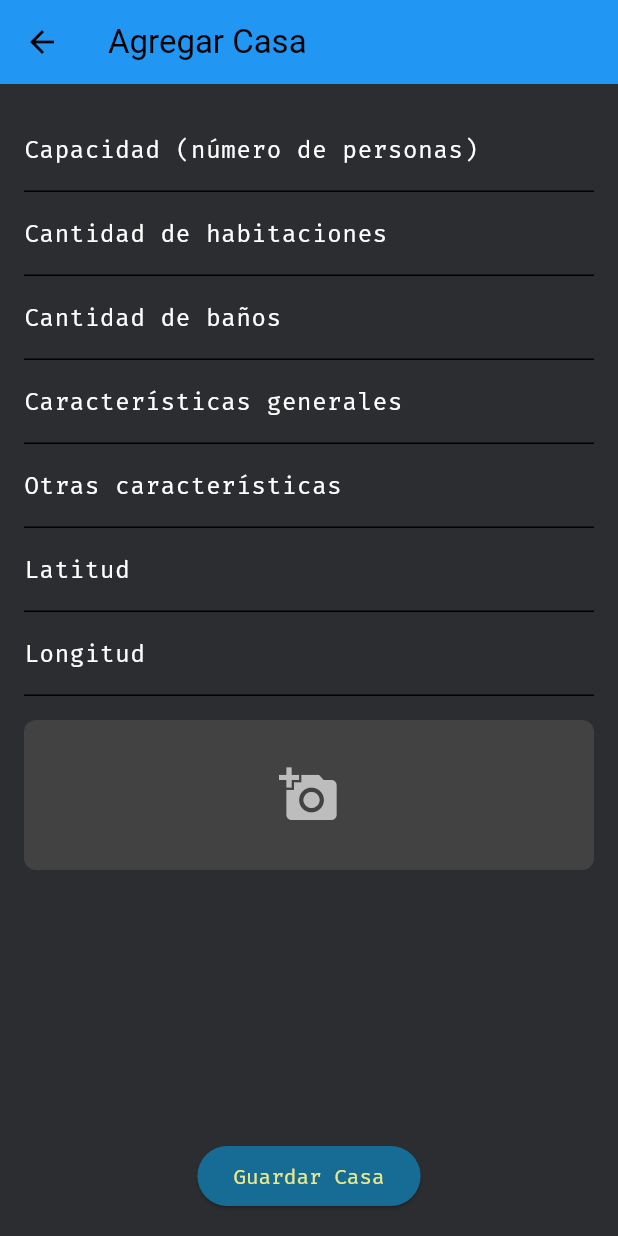
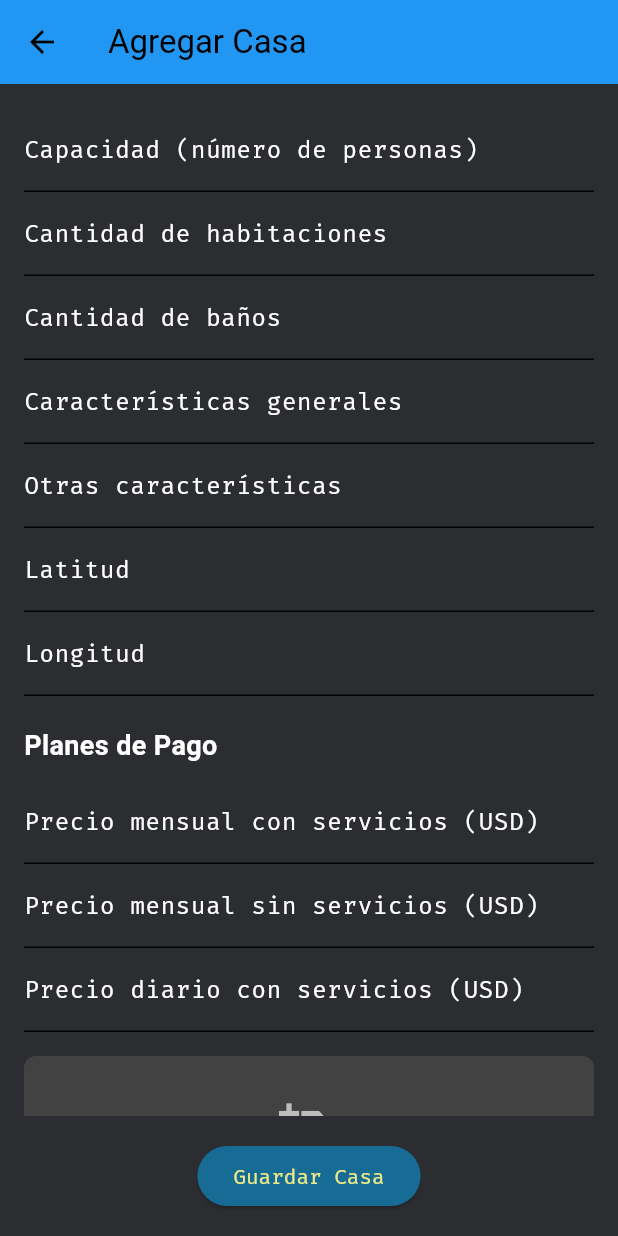
Before and after one commit to diabloget/IntelliHome, a Flutter app: the HouseReg screen opened directly, on a phone screen of 412 x 824 dp. Run offline on Flutter 3.47's test engine with Material 3 defaults, Android fonts, the phone set to English and light mode, and no system bars; our stand-ins replace image_picker, shared_preferences; missing offline and left inert: mailer; accounts and stored records are empty.

Commit message:
add payment fields

```diff
--- a/lib/views/house_register_view.dart
+++ b/lib/views/house_register_view.dart
@@ -1,8 +1,21 @@
 import 'dart:convert';
 import 'dart:io';
 import 'package:flutter/material.dart';
-import 'package:path_provider/path_provider.dart'; // Para obtener el directorio local
-import 'package:image_picker/image_picker.dart'; // Para seleccionar imágenes
+import 'package:path_provider/path_provider.dart';
+import 'package:image_picker/image_picker.dart';
+
+// Creamos una clase para representar un plan de pago
+class PaymentPlan {
+  final String name;
+  double price;
+
+  PaymentPlan({required this.name, this.price = 0.0});
+
+  Map<String, dynamic> toJson() => {
+        'name': name,
+        'price': price,
+      };
+}
 
 class HouseReg extends StatefulWidget {
   @override
@@ -12,7 +25,7 @@ class HouseReg extends StatefulWidget {
 class _HouseRegState extends State<HouseReg> {
   final _formKey = GlobalKey<FormState>();
 
-  // Controladores para los campos del formulario
+  // Controladores existentes
   TextEditingController capacidadController = TextEditingController();
   TextEditingController habitacionesController = TextEditingController();
   TextEditingController banosController = TextEditingController();
@@ -22,36 +35,45 @@ class _HouseRegState extends State<HouseReg> {
   TextEditingController latitudController = TextEditingController();
   TextEditingController longitudController = TextEditingController();
 
-  // Lista para las fotos seleccionadas
+  // Nuevos controladores para los planes de pago
+  TextEditingController mensualConServiciosController = TextEditingController();
+  TextEditingController mensualSinServiciosController = TextEditingController();
+  TextEditingController diarioConServiciosController = TextEditingController();
+
   List<String> fotos = [];
+  bool showPhotoError = false;
+  final ImagePicker _picker = ImagePicker();
 
-  // Variable para manejar la validación de las fotos
-  bool showPhotoError = false;
+  // Lista de planes de pago predefinidos
+  late List<PaymentPlan> paymentPlans;
 
-  // Función para seleccionar fotos
-  final ImagePicker _picker = ImagePicker();
+  @override
+  void initState() {
+    super.initState();
+    paymentPlans = [
+      PaymentPlan(name: "Cuota mensual con servicios básicos"),
+      PaymentPlan(name: "Cuota mensual sin servicios básicos"),
+      PaymentPlan(name: "Cuota diaria con servicios básicos"),
+    ];
+  }
 
   Future<void> _pickImage() async {
     final pickedFile = await _picker.pickImage(source: ImageSource.gallery);
     if (pickedFile != null) {
       setState(() {
         fotos.add(pickedFile.path);
-        showPhotoError =
-            false; // Resetear el mensaje de error al agregar una imagen
+        showPhotoError = false;
       });
     }
   }
 
-  // Función para eliminar una foto de la lista
   void _removeImage(String path) {
     setState(() {
       fotos.remove(path);
     });
   }
 
-  // Función para guardar la casa en un archivo JSON
   Future<void> _saveHouse() async {
-    // Verificar si hay al menos 3 fotos
     if (fotos.length < 3) {
       setState(() {
         showPhotoError = true;
@@ -59,7 +81,11 @@ class _HouseRegState extends State<HouseReg> {
       return;
     }
 
-    // Crear la casa con los datos ingresados
+    // Actualizar los precios de los planes
+    paymentPlans[0].price = double.parse(mensualConServiciosController.text);
+    paymentPlans[1].price = double.parse(mensualSinServiciosController.text);
+    paymentPlans[2].price = double.parse(diarioConServiciosController.text);
+
     Map<String, dynamic> newHouse = {
       "capacidad": int.parse(capacidadController.text),
       "habitaciones": int.parse(habitacionesController.text),
@@ -69,44 +95,45 @@ class _HouseRegState extends State<HouseReg> {
       "latitud": double.parse(latitudController.text),
       "longitud": double.parse(longitudController.text),
       "fotos": fotos,
-      "disponible": true, // Por defecto en verdadero
-      "dispositivos": [], // Lista vacía de dispositivos
-      "comentarios": "", // Cadena vacía
-      "historial": [], // Lista vacía
+      "disponible": true,
+      "dispositivos": [],
+      "comentarios": "",
+      "historial": [],
       "reservaciones": [],
+      "planes": paymentPlans.map((plan) => plan.toJson()).toList(),
     };
 
-    // Obtener el directorio local y crear el archivo si no existe
     final directory = await getApplicationDocumentsDirectory();
     final filePath = '${directory.path}/casas.json';
     File file = File(filePath);
 
     List<dynamic> casas = [];
-
     if (await file.exists()) {
       String content = await file.readAsString();
       casas = jsonDecode(content);
     }
 
-    // Agregar la nueva casa a la lista de casas
     casas.add(newHouse);
-
-    // Guardar la lista de casas en el archivo
     await file.writeAsString(jsonEncode(casas));
 
-    // Mostrar un mensaje de éxito
     ScaffoldMessenger.of(context)
         .showSnackBar(SnackBar(content: Text('Casa guardada con éxito')));
 
-    // Limpiar el formulario después de guardar
     _formKey.currentState!.reset();
-    capacidadController.clear();
-    habitacionesController.clear();
-    banosController.clear();
-    caracteristicasController.clear();
-    otrasCaracteristicasController.clear();
-    latitudController.clear();
-    longitudController.clear();
+    // Limpiar todos los controladores...
+    [
+      capacidadController,
+      habitacionesController,
+      banosController,
+      caracteristicasController,
+      otrasCaracteristicasController,
+      latitudController,
+      longitudController,
+      mensualConServiciosController,
+      mensualSinServiciosController,
+      diarioConServiciosController,
+    ].forEach((controller) => controller.clear());
+
     setState(() {
       fotos.clear();
     });
@@ -117,7 +144,7 @@ class _HouseRegState extends State<HouseReg> {
     return Scaffold(
       appBar: AppBar(
         title: const Text("Agregar Casa"),
-        backgroundColor: Colors.blue, // Fondo oscuro
+        backgroundColor: Colors.blue,
       ),
       body: Form(
         key: _formKey,
@@ -233,6 +260,66 @@ class _HouseRegState extends State<HouseReg> {
                       return null;
                     },
                   ),
+                  SizedBox(height: 20),
+                  Text(
+                    "Planes de Pago",
+                    style: TextStyle(
+                        color: Colors.white,
+                        fontSize: 18,
+                        fontWeight: FontWeight.bold),
+                  ),
+                  SizedBox(height: 10),
+
+                  TextFormField(
+                    controller: mensualConServiciosController,
+                    decoration: InputDecoration(
+                      labelText: "Precio mensual con servicios (USD)",
+                      labelStyle: TextStyle(color: Colors.white),
+                    ),
+                    style: TextStyle(color: Colors.white),
+                    keyboardType:
+                        TextInputType.numberWithOptions(decimal: true),
+                    validator: (value) {
+                      if (value!.isEmpty) {
+                        return "Por favor ingrese el precio mensual con servicios";
+                      }
+                      return null;
+                    },
+                  ),
+
+                  TextFormField(
+                    controller: mensualSinServiciosController,
+                    decoration: InputDecoration(
+                      labelText: "Precio mensual sin servicios (USD)",
+                      labelStyle: TextStyle(color: Colors.white),
+                    ),
+                    style: TextStyle(color: Colors.white),
+                    keyboardType:
+                        TextInputType.numberWithOptions(decimal: true),
+                    validator: (value) {
+                      if (value!.isEmpty) {
+                        return "Por favor ingrese el precio mensual sin servicios";
+                      }
+                      return null;
+                    },
+                  ),
+
+                  TextFormField(
+                    controller: diarioConServiciosController,
+                    decoration: InputDecoration(
+                      labelText: "Precio diario con servicios (USD)",
+                      labelStyle: TextStyle(color: Colors.white),
+                    ),
+                    style: TextStyle(color: Colors.white),
+                    keyboardType:
+                        TextInputType.numberWithOptions(decimal: true),
+                    validator: (value) {
+                      if (value!.isEmpty) {
+                        return "Por favor ingrese el precio diario con servicios";
+                      }
+                      return null;
+                    },
+                  ),
                   SizedBox(height: 16),
                   // Botón para seleccionar fotos (cuadrado)
                   GestureDetector(
```
Also changed, not shown: lib/views/device_management.dart (+69 -7 lines).
